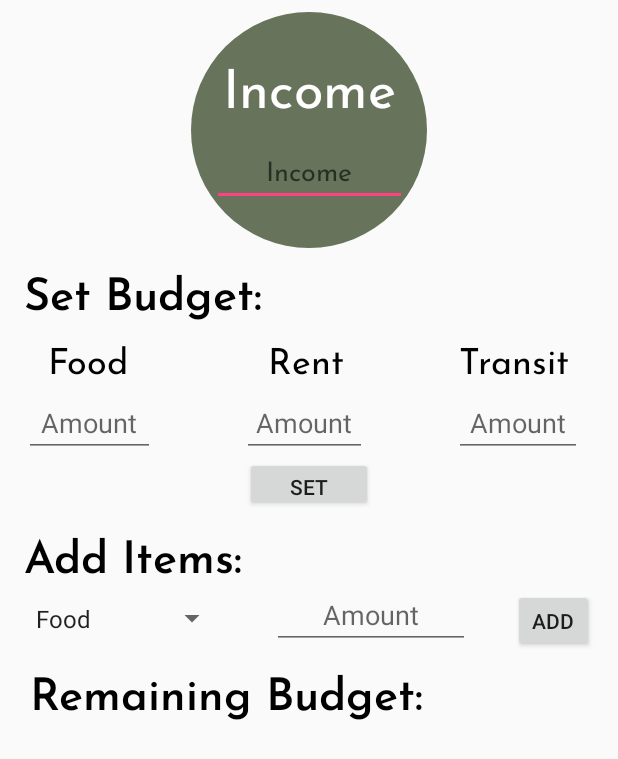
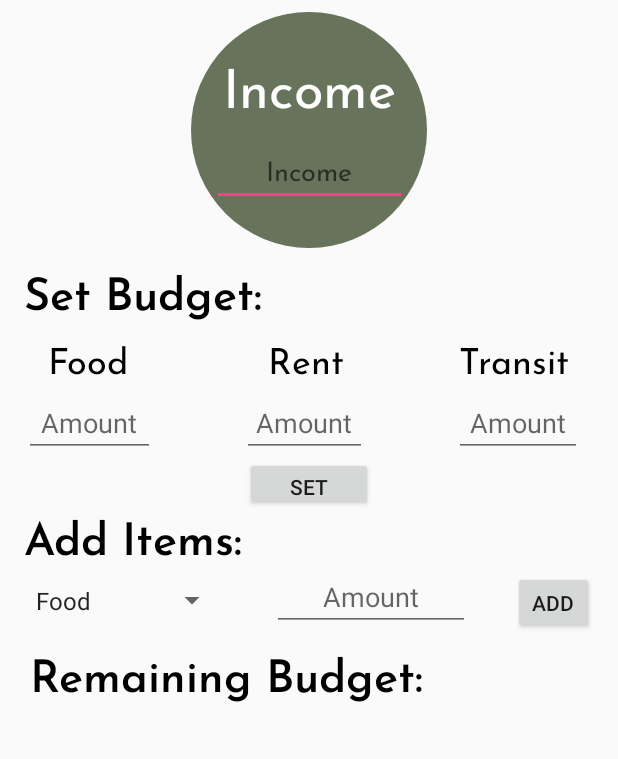
Before and after one commit to samsostudios/sam-henry-MAD, an Android app: the screen it shows after launch (MainActivity), on a phone screen of 412 x 824 dp. Shown: the top 759 px of the screen. Run offline under Robolectric (Android 15) with nearby library versions, the phone set to English and light mode, and no system bars.

Commit message:
Project 2

```diff
--- a/Android/project 2/Milestone 3/BDGT/app/src/main/res/layout/activity_main.xml
+++ b/Android/project 2/Milestone 3/BDGT/app/src/main/res/layout/activity_main.xml
@@ -145,10 +145,12 @@
         android:id="@+id/button"
         android:layout_width="85dp"
         android:layout_height="36dp"
+        android:layout_marginEnd="8dp"
+        android:layout_marginStart="8dp"
+
         android:text="@string/set"
-        android:onClick="getValues"
-        app:layout_constraintLeft_toLeftOf="parent"
-        app:layout_constraintRight_toRightOf="parent"
+        app:layout_constraintEnd_toEndOf="parent"
+        app:layout_constraintStart_toStartOf="parent"
         app:layout_constraintTop_toBottomOf="@+id/rentBudget" />
 
     <TextView
@@ -156,13 +158,13 @@
         android:layout_width="wrap_content"
         android:layout_height="36dp"
         android:layout_marginStart="16dp"
-        android:layout_marginTop="8dp"
+        android:layout_marginTop="32dp"
         android:fontFamily="@font/josefin_sans_semibold"
         android:text="@string/addItem"
         android:textColor="#000000"
         android:textSize="30sp"
         app:layout_constraintStart_toStartOf="parent"
-        app:layout_constraintTop_toBottomOf="@+id/button" />
+        app:layout_constraintTop_toBottomOf="@+id/foodBudget" />
 
     <Spinner
         android:id="@+id/spinner"
```
Also changed, not shown: Android/project 2/Milestone 3/BDGT/app/src/main/java/com/example/sam/bdgt/MainActivity.java (+112 -51 lines).
